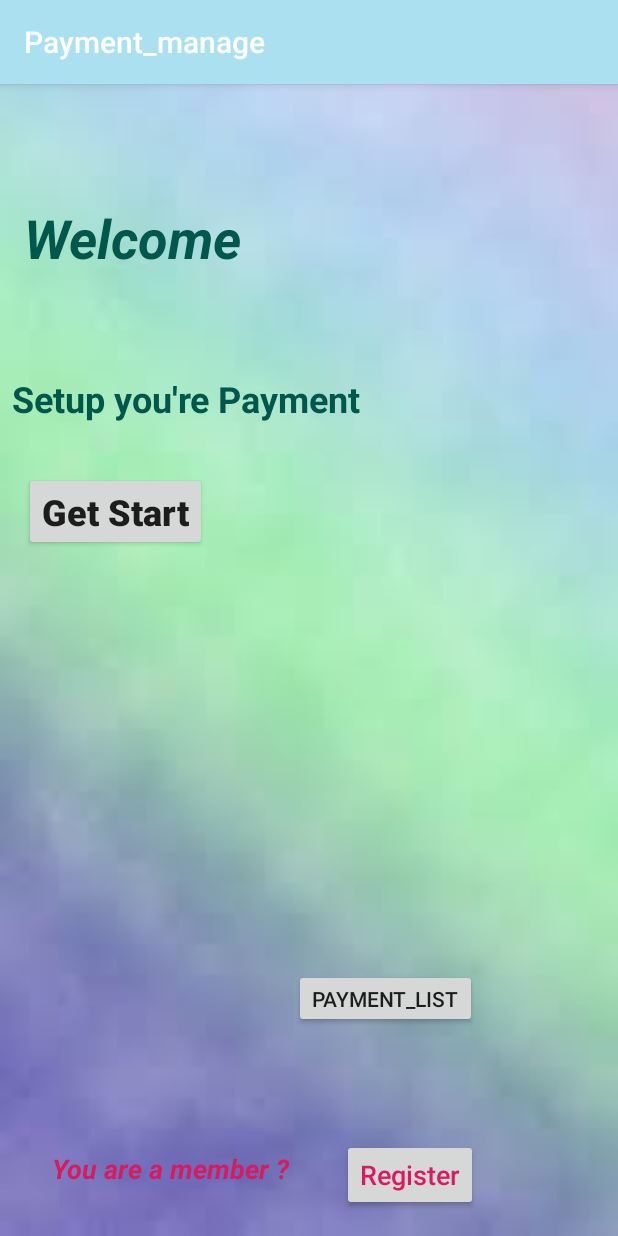
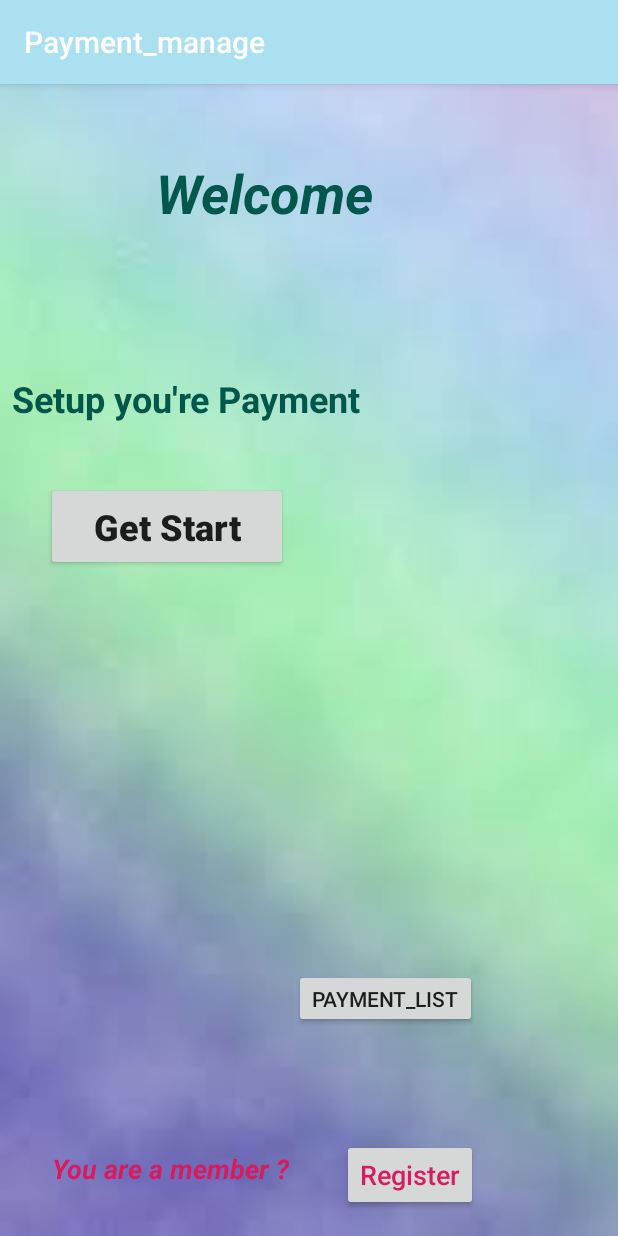
Before and after one commit to Dhananjaya98/PC-Store, an Android app: the screen it shows after launch (main_payment), on a phone screen of 412 x 824 dp. Run offline under Robolectric (Android 15) with nearby library versions, the phone set to English and light mode, and no system bars.

Commit message:
Changed details 4

```diff
--- a/app/src/main/res/layout/activity_add_pay.xml
+++ b/app/src/main/res/layout/activity_add_pay.xml
@@ -54,7 +54,6 @@
         android:layout_width="wrap_content"
         android:layout_height="wrap_content"
         android:layout_marginStart="8dp"
-        android:layout_marginLeft="8dp"
         android:layout_marginBottom="8dp"
         android:text="@string/fill"
         android:textColor="@color/colorPrimaryDark"
@@ -112,9 +111,7 @@
         android:layout_width="wrap_content"
         android:layout_height="wrap_content"
         android:layout_marginStart="8dp"
-        android:layout_marginLeft="8dp"
         android:layout_marginEnd="8dp"
-        android:layout_marginRight="8dp"
         android:layout_marginBottom="8dp"
         android:ems="10"
         android:hint="@string/re"
--- a/app/src/main/res/layout/activity_main_payment.xml
+++ b/app/src/main/res/layout/activity_main_payment.xml
@@ -9,8 +9,8 @@
 
     <Button
         android:id="@+id/button"
-        android:layout_width="wrap_content"
-        android:layout_height="wrap_content"
+        android:layout_width="161dp"
+        android:layout_height="59dp"
         android:layout_marginStart="8dp"
         android:layout_marginEnd="8dp"
         android:layout_marginBottom="8dp"
@@ -21,17 +21,16 @@
         android:textStyle="bold"
         app:layout_constraintBottom_toBottomOf="parent"
         app:layout_constraintEnd_toEndOf="parent"
-        app:layout_constraintHorizontal_bias="0.029"
+        app:layout_constraintHorizontal_bias="0.098"
         app:layout_constraintStart_toStartOf="parent"
         app:layout_constraintTop_toTopOf="parent"
-        app:layout_constraintVertical_bias="0.366" />
+        app:layout_constraintVertical_bias="0.379" />
 
     <TextView
         android:id="@+id/textView"
         android:layout_width="225dp"
         android:layout_height="60dp"
         android:layout_marginStart="8dp"
-        android:layout_marginLeft="8dp"
         android:layout_marginBottom="8dp"
         android:text="@string/welcome"
         android:textColor="@color/colorPrimaryDark"
@@ -39,10 +38,10 @@
         android:textStyle="bold|italic"
         app:layout_constraintBottom_toBottomOf="parent"
         app:layout_constraintEnd_toEndOf="parent"
-        app:layout_constraintHorizontal_bias="0.044"
+        app:layout_constraintHorizontal_bias="0.539"
         app:layout_constraintStart_toStartOf="parent"
         app:layout_constraintTop_toTopOf="parent"
-        app:layout_constraintVertical_bias="0.111" />
+        app:layout_constraintVertical_bias="0.069" />
 
     <TextView
         android:id="@+id/textView4"
```
